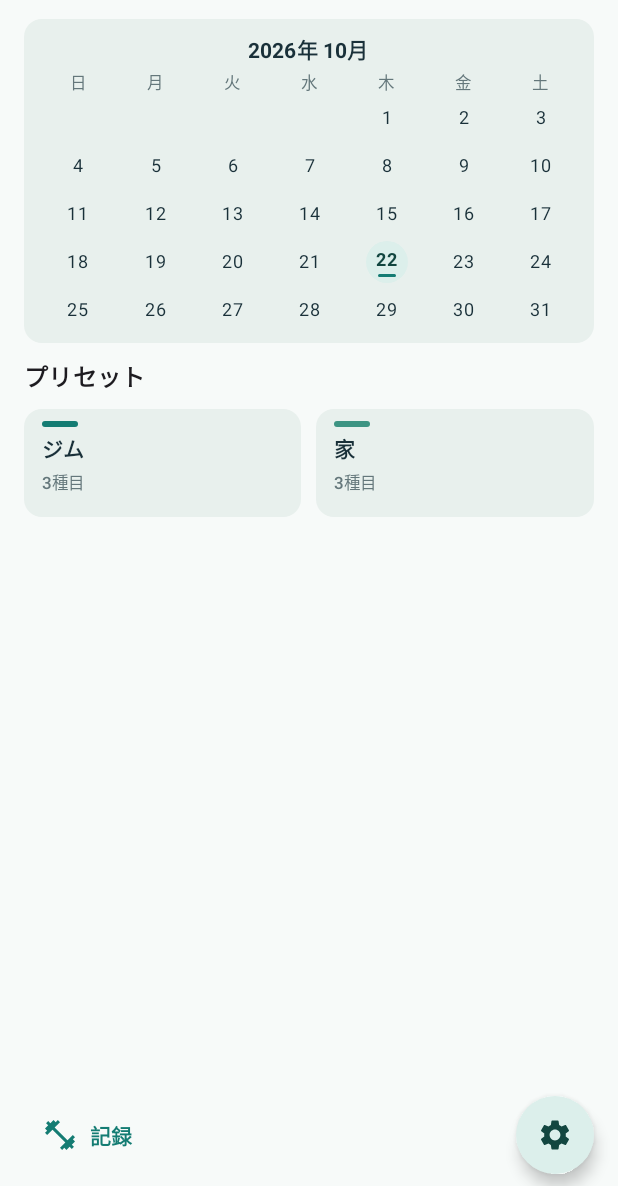
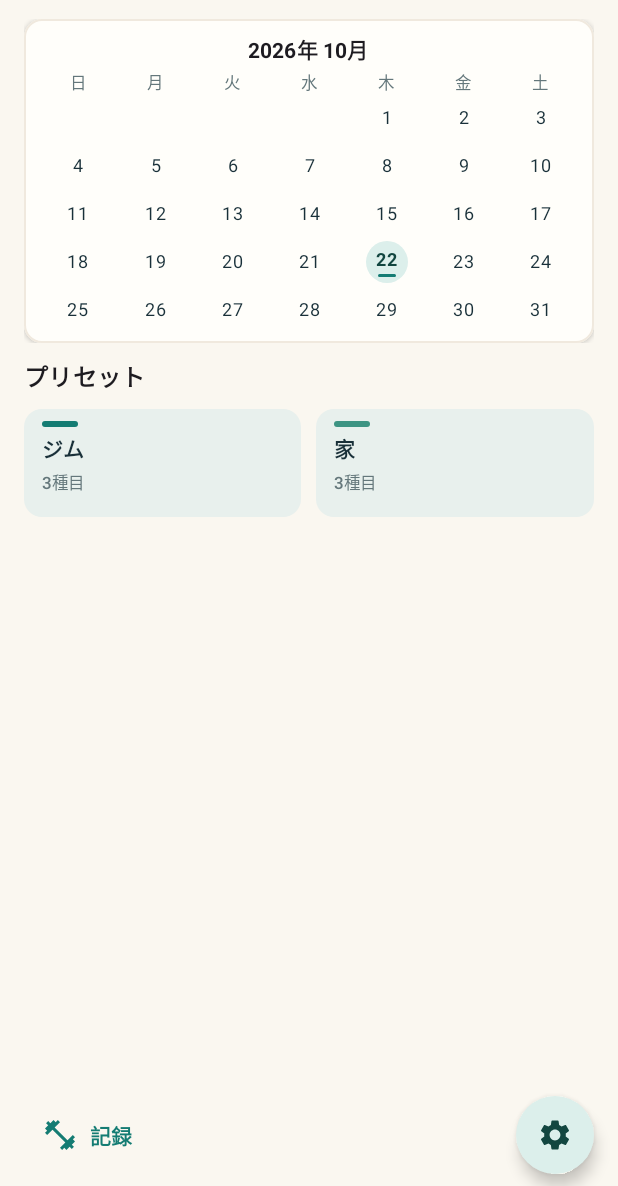
Before and after one commit to Ryu-koku/FitSwipe, an Android app built with Jetpack Compose: the screen it shows after launch (MainActivity), on a phone screen of 412 x 824 dp, the part 50-1236 px from its top. Run offline under Robolectric (Android 15) with nearby library versions, the light colour scheme and no system bars; our stand-ins replace Room's generated code; libraries missing offline, so code that uses them is left out: androidx.compose.runtime, androidx.compose.ui, androidx.lifecycle.compose, java.math, kotlin.math.abs and 2 more.

Commit message:
Warm home and calendar backgrounds

```diff
--- a/app/src/main/java/dev/local/fitlogsolo/ui/FitLogApp.kt
+++ b/app/src/main/java/dev/local/fitlogsolo/ui/FitLogApp.kt
@@ -258,7 +258,7 @@ private val FitLogColors = lightColorScheme(
     onTertiary = Color(0xFF193039),
     tertiaryContainer = Color(0xFFDCEFEA),
     onTertiaryContainer = Color(0xFF193039),
-    background = Color(0xFFF7FAF9),
+    background = Color(0xFFFAF7F0),
     surface = Color.White,
     surfaceVariant = Color(0xFFEEF4F2),
     onSurface = Color(0xFF193039),
@@ -1202,6 +1202,9 @@ private fun WorkoutCalendar(
                     },
                 )
             },
+        colors = CardDefaults.cardColors(containerColor = Color(0xFFFFFEFA)),
+        elevation = CardDefaults.cardElevation(defaultElevation = 2.dp),
+        border = BorderStroke(1.dp, Color(0xFFF0E9DE)),
     ) {
         AnimatedContent(
             targetState = yearMonth,
--- a/app/src/main/res/values/colors.xml
+++ b/app/src/main/res/values/colors.xml
@@ -1,3 +1,3 @@
 <resources>
-    <color name="system_bar_background">#F7FAF9</color>
+    <color name="system_bar_background">#F3EFE7</color>
 </resources>
```
